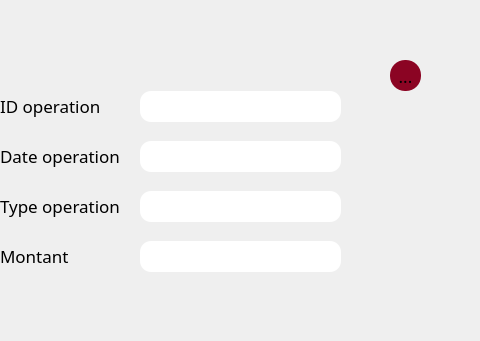
This is mainwindow.ui in Rayano914/Aid-Association-2A7 as Qt 5 draws it before an edit; both pictures show x 220 to 700 and y 0 to 341 of the 800 by 600 pixel window. The edited form follows.
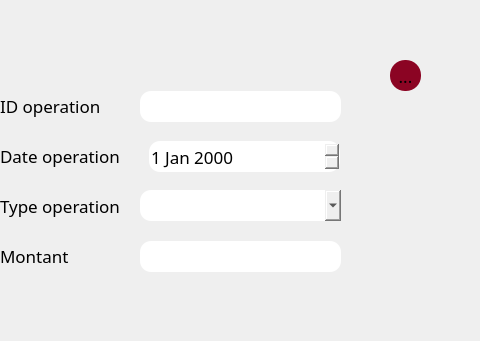
This is the edited form. The open tabs and pages were chosen to show the change. Icons and pictures are not drawn.

```diff
--- a/mainwindow.ui
+++ b/mainwindow.ui
@@ -49,7 +49,19 @@
 background:rgb(216, 5, 37);
 border-radius:15px;
 }
-</string>
+
+QDateEdit
+{
+border-radius:11px;
+border-color:rgb(0, 0, 0);
+
+}
+QComboBox
+{
+border-radius:11px;
+border-color:rgb(0, 0, 0);
+
+}</string>
   </property>
   <widget class="QWidget" name="centralwidget">
    <widget class="QStackedWidget" name="stackedWidget">
@@ -133,26 +145,6 @@
        </rect>
       </property>
      </widget>
-     <widget class="QLineEdit" name="ledateoperation">
-      <property name="geometry">
-       <rect>
-        <x>230</x>
-        <y>91</y>
-        <width>201</width>
-        <height>31</height>
-       </rect>
-      </property>
-     </widget>
-     <widget class="QLineEdit" name="letypeoperation">
-      <property name="geometry">
-       <rect>
-        <x>230</x>
-        <y>141</y>
-        <width>201</width>
-        <height>31</height>
-       </rect>
-      </property>
-     </widget>
      <widget class="QLineEdit" name="lemontant">
       <property name="geometry">
        <rect>
@@ -199,6 +191,26 @@
        </size>
       </property>
      </widget>
+     <widget class="QDateEdit" name="ledateoperation">
+      <property name="geometry">
+       <rect>
+        <x>239</x>
+        <y>91</y>
+        <width>191</width>
+        <height>31</height>
+       </rect>
+      </property>
+     </widget>
+     <widget class="QComboBox" name="letypeoperation">
+      <property name="geometry">
+       <rect>
+        <x>230</x>
+        <y>140</y>
+        <width>201</width>
+        <height>31</height>
+       </rect>
+      </property>
+     </widget>
     </widget>
     <widget class="QWidget" name="page">
      <widget class="QPushButton" name="ajouter_caisses">
```
Left out of the diff: 42 changed lines with no effect on the pictures.
